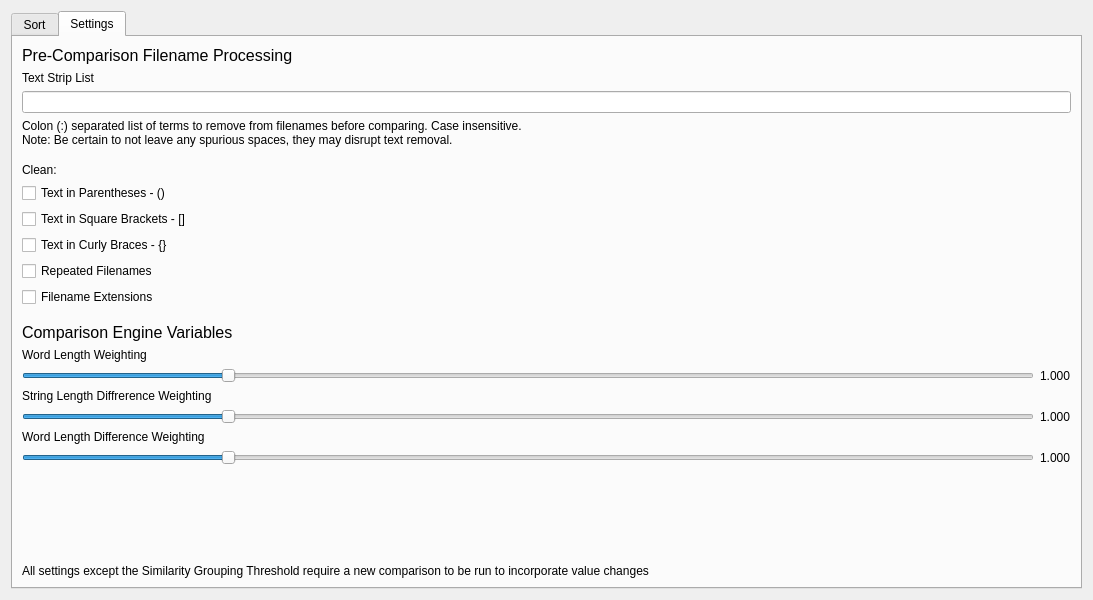
fake-name/AutoOrg, file PyFOrg-v2/main_widget.ui: the form before one commit.
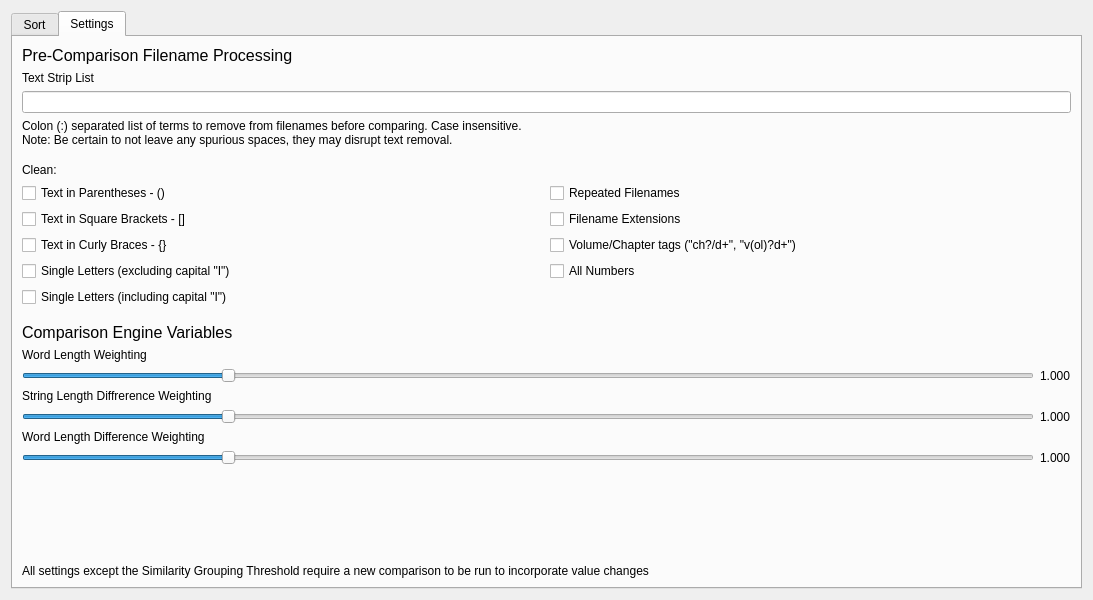
The form after the commit. The open tabs and pages were chosen to show the change.

The edit to the form file:
```diff
--- a/PyFOrg-v2/main_widget.ui
+++ b/PyFOrg-v2/main_widget.ui
@@ -339,8 +339,25 @@
         </spacer>
        </item>
        <item>
-        <layout class="QVBoxLayout" name="verticalLayout_4">
-         <item>
+        <layout class="QVBoxLayout" name="verticalLayout_4"/>
+       </item>
+       <item>
+        <layout class="QGridLayout" name="gridLayout_2">
+         <item row="2" column="1">
+          <widget class="QCheckBox" name="strip_extensions_checkbox">
+           <property name="text">
+            <string>Filename Extensions</string>
+           </property>
+          </widget>
+         </item>
+         <item row="4" column="0">
+          <widget class="QCheckBox" name="strip_single_letters_no_i_checkbox">
+           <property name="text">
+            <string>Single Letters (excluding capital &quot;I&quot;)</string>
+           </property>
+          </widget>
+         </item>
+         <item row="0" column="0">
           <widget class="QLabel" name="config_tab_filename_cleaner_bracket_remval_static_text">
            <property name="text">
             <string>Clean:</string>
@@ -350,38 +367,52 @@
            </property>
           </widget>
          </item>
-         <item>
+         <item row="3" column="1">
+          <widget class="QCheckBox" name="strip_vol_chapter_strings_checkbox">
+           <property name="text">
+            <string>Volume/Chapter tags (&quot;ch?/d+&quot;, &quot;v(ol)?d+&quot;)</string>
+           </property>
+          </widget>
+         </item>
+         <item row="1" column="0">
           <widget class="QCheckBox" name="text_clean_parentheses_checkbox">
            <property name="text">
             <string>Text in Parentheses - ()</string>
            </property>
           </widget>
          </item>
-         <item>
+         <item row="1" column="1">
+          <widget class="QCheckBox" name="repeated_filename_checkbox">
+           <property name="text">
+            <string>Repeated Filenames</string>
+           </property>
+          </widget>
+         </item>
+         <item row="4" column="1">
+          <widget class="QCheckBox" name="strip_digits_checkbox">
+           <property name="text">
+            <string>All Numbers</string>
+           </property>
+          </widget>
+         </item>
+         <item row="2" column="0">
           <widget class="QCheckBox" name="text_clean_brackets_checkbox">
            <property name="text">
             <string>Text in Square Brackets - []</string>
            </property>
           </widget>
          </item>
-         <item>
+         <item row="3" column="0">
           <widget class="QCheckBox" name="text_clean_curly_brackets_checkbox">
            <property name="text">
             <string>Text in Curly Braces - {}</string>
            </property>
           </widget>
          </item>
-         <item>
-          <widget class="QCheckBox" name="repeated_filename_checkbox">
+         <item row="5" column="0">
+          <widget class="QCheckBox" name="strip_single_letters_including_i_checkbox">
            <property name="text">
-            <string>Repeated Filenames</string>
-           </property>
-          </widget>
-         </item>
-         <item>
-          <widget class="QCheckBox" name="strip_extensions_checkbox">
-           <property name="text">
-            <string>Filename Extensions</string>
+            <string>Single Letters (including capital &quot;I&quot;)</string>
            </property>
           </widget>
          </item>
```
